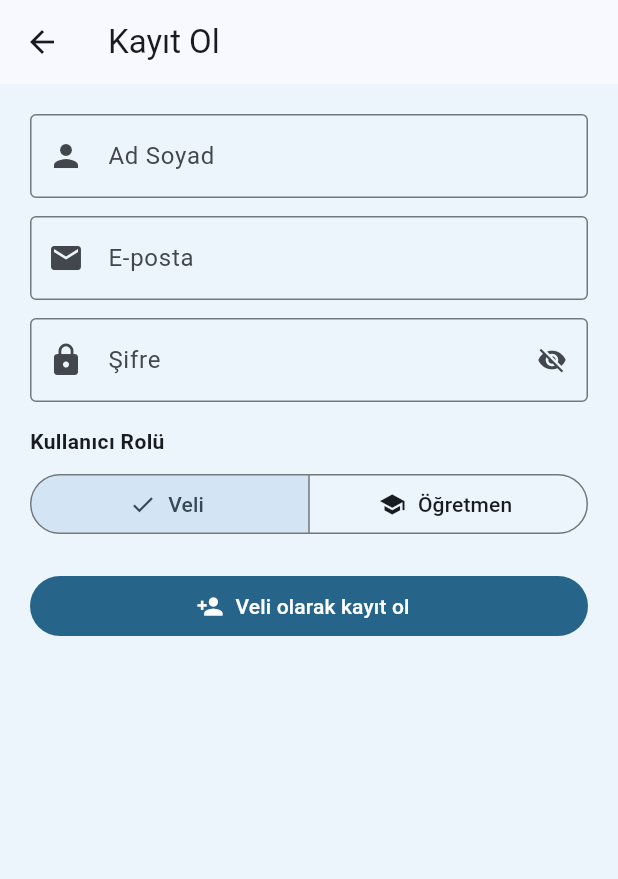
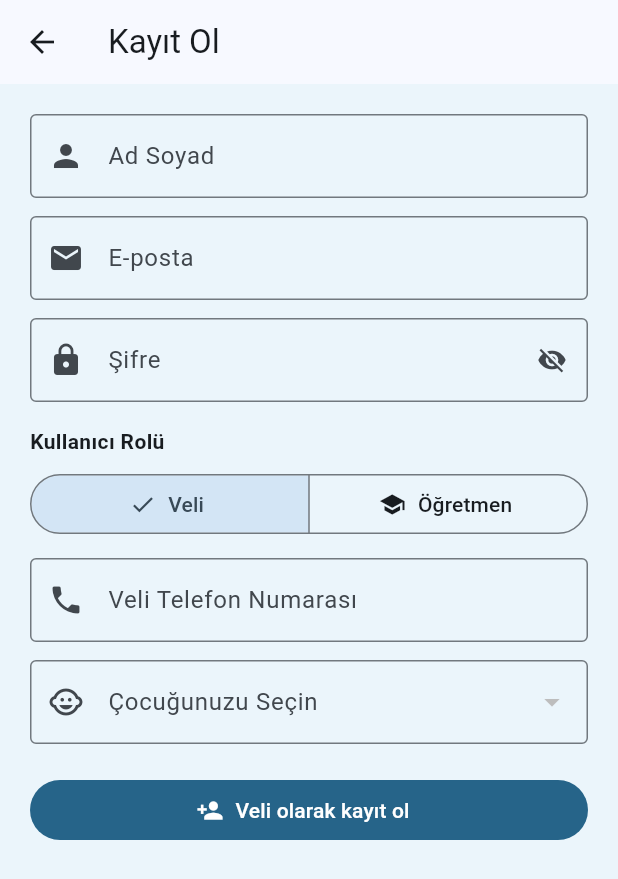
Before and after one commit to EfeTurhan29/243301037_EfeSevkiTurhan_Flutter_Proje, a Flutter app: the screen it shows after launch, after a tap on "Yeni kullanıcı kaydı oluştur", on a phone screen of 412 x 824 dp. Shown: the top 879 px of the screen. Run offline on Flutter 3.47's test engine with Material 3 defaults, Android fonts, the phone set to English and light mode, and no system bars; our stand-ins replace shared_preferences, supabase_flutter; accounts and stored records are empty.

Commit message:
Veli cocuk iliskisi Supbase ile baglandi

```diff
--- a/lib/ekranlar/register_page.dart
+++ b/lib/ekranlar/register_page.dart
@@ -19,10 +19,21 @@ class _RegisterPageState extends State<RegisterPage> {
   final emailController = TextEditingController();
   final passwordController = TextEditingController();
   final teacherCodeController = TextEditingController();
+  final phoneController = TextEditingController();
 
   UserRole selectedRole = UserRole.parent;
   bool isPasswordVisible = false;
   bool isLoading = false;
+  bool isLoadingChildren = true;
+
+  List<Map<String, dynamic>> children = [];
+  String? selectedChildId;
+
+  @override
+  void initState() {
+    super.initState();
+    fetchChildrenForParentRegister();
+  }
 
   @override
   void dispose() {
@@ -30,7 +41,38 @@ class _RegisterPageState extends State<RegisterPage> {
     emailController.dispose();
     passwordController.dispose();
     teacherCodeController.dispose();
+    phoneController.dispose();
     super.dispose();
+  }
+
+  Future<void> fetchChildrenForParentRegister() async {
+    try {
+      final response = await supabase
+          .from('children')
+          .select('id, full_name, classroom')
+          .order('full_name', ascending: true);
+
+      final loadedChildren = List<Map<String, dynamic>>.from(response);
+
+      setState(() {
+        children = loadedChildren;
+        selectedChildId =
+            loadedChildren.isNotEmpty ? loadedChildren.first['id'] : null;
+        isLoadingChildren = false;
+      });
+    } catch (error) {
+      setState(() {
+        isLoadingChildren = false;
+      });
+
+      if (!mounted) return;
+
+      ScaffoldMessenger.of(context).showSnackBar(
+        SnackBar(
+          content: Text('Çocuk listesi alınırken hata oluştu: $error'),
+        ),
+      );
+    }
   }
 
   Future<void> registerUser() async {
@@ -38,6 +80,7 @@ class _RegisterPageState extends State<RegisterPage> {
     final email = emailController.text.trim();
     final password = passwordController.text.trim();
     final teacherCode = teacherCodeController.text.trim();
+    final phone = phoneController.text.trim();
 
     if (fullName.isEmpty || email.isEmpty || password.isEmpty) {
       ScaffoldMessenger.of(context).showSnackBar(
@@ -52,6 +95,24 @@ class _RegisterPageState extends State<RegisterPage> {
       ScaffoldMessenger.of(context).showSnackBar(
         const SnackBar(
           content: Text('Şifre en az 6 karakter olmalıdır.'),
+        ),
+      );
+      return;
+    }
+
+    if (selectedRole == UserRole.parent && phone.isEmpty) {
+      ScaffoldMessenger.of(context).showSnackBar(
+        const SnackBar(
+          content: Text('Veli telefon numarası boş bırakılamaz.'),
+        ),
+      );
+      return;
+    }
+
+    if (selectedRole == UserRole.parent && selectedChildId == null) {
+      ScaffoldMessenger.of(context).showSnackBar(
+        const SnackBar(
+          content: Text('Veli hesabı için çocuk seçimi zorunludur.'),
         ),
       );
       return;
@@ -92,7 +153,15 @@ class _RegisterPageState extends State<RegisterPage> {
         'full_name': fullName,
         'email': email,
         'role': selectedRole.name,
+        'phone': selectedRole == UserRole.parent ? phone : null,
       });
+
+      if (selectedRole == UserRole.parent) {
+        await supabase.from('child_parents').insert({
+          'child_id': selectedChildId,
+          'parent_id': user.id,
+        });
+      }
 
       if (!mounted) return;
 
@@ -211,10 +280,51 @@ class _RegisterPageState extends State<RegisterPage> {
 
                 if (selectedRole == UserRole.parent) {
                   teacherCodeController.clear();
+                } else {
+                  phoneController.clear();
+                  selectedChildId = null;
                 }
               });
             },
           ),
+
+          if (selectedRole == UserRole.parent) ...[
+            const SizedBox(height: 12),
+            TextField(
+              controller: phoneController,
+              keyboardType: TextInputType.phone,
+              decoration: const InputDecoration(
+                labelText: 'Veli Telefon Numarası',
+                border: OutlineInputBorder(),
+                prefixIcon: Icon(Icons.phone),
+              ),
+            ),
+            const SizedBox(height: 12),
+            DropdownButtonFormField<String>(
+              value: selectedChildId,
+              decoration: const InputDecoration(
+                labelText: 'Çocuğunuzu Seçin',
+                border: OutlineInputBorder(),
+                prefixIcon: Icon(Icons.child_care),
+              ),
+              items: children.map((child) {
+                final childName = child['full_name'] ?? 'İsimsiz Öğrenci';
+                final classroom = child['classroom'] ?? 'Sınıf bilgisi yok';
+
+                return DropdownMenuItem<String>(
+                  value: child['id'],
+                  child: Text('$childName - $classroom'),
+                );
+              }).toList(),
+              onChanged: isLoadingChildren
+                  ? null
+                  : (value) {
+                      setState(() {
+                        selectedChildId = value;
+                      });
+                    },
+            ),
+          ],
 
           if (selectedRole == UserRole.teacher) ...[
             const SizedBox(height: 12),
```
Also changed, not shown: lib/ekranlar/child_list_page.dart (+18 -5 lines), lib/ekranlar/payments_page.dart (+67 -11 lines), lib/ekranlar/profile_page.dart (+11 -7 lines), lib/ekranlar/report_list_page.dart (+19 -5 lines).
